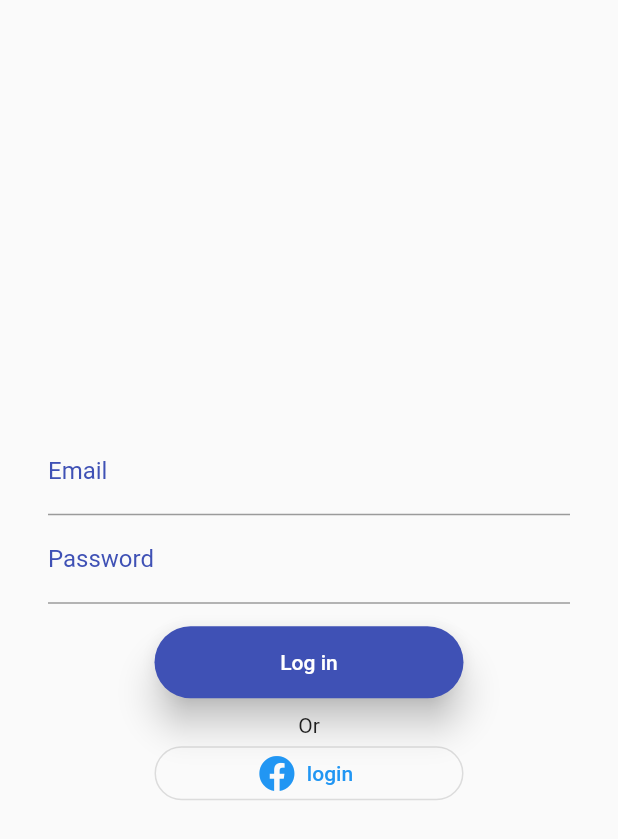
After one commit to DynamoUltima/Tabbar-Flutter, a Flutter app: the Intro screen opened directly, after a tap on "Log in", on a phone screen of 412 x 824 dp. The commit adds this screen. Shown: the top 839 px of the screen. Run offline on Flutter 3.47's test engine with Material 2 defaults, Android fonts, the phone set to English and light mode, and no system bars; our stand-ins replace bubble_tab_indicator, convert, firebase_auth, flutter_spinkit, font_awesome_flutter, shared_preferences; accounts and stored records are empty; generated files the repository leaves out were written again.

Commit message:
new auth screens designed

```diff
--- /dev/null
+++ b/lib/home/intro.dart
@@ -0,0 +1,78 @@
+import 'package:flutter/material.dart';
+import 'package:font_awesome_flutter/font_awesome_flutter.dart';
+import 'package:tabbar/home/log_in.dart';
+
+class Intro extends StatefulWidget {
+  @override
+  _IntroState createState() => _IntroState();
+}
+
+class _IntroState extends State<Intro> {
+  @override
+  Widget build(BuildContext context) {
+    var buttonIcon = Icon(FontAwesomeIcons.facebook);
+    var screenWidth = MediaQuery.of(context).size.width;
+    var screenHeight = MediaQuery.of(context).size.height;
+
+    return Scaffold(
+      body: Container(
+        alignment: Alignment.center,
+        child: Column(
+          mainAxisAlignment: MainAxisAlignment.center,
+          children: <Widget>[
+            Container(
+              height: 100,
+              decoration: BoxDecoration(
+                image: DecorationImage(
+                    image: AssetImage("assets/ic_launcher.png"),
+                    fit: BoxFit.contain),
+              ),
+            ),
+            SizedBox(height: 150),
+            SizedBox(
+              width: screenWidth * 0.5,
+              child: RaisedButton(
+                elevation: 10,
+                shape: RoundedRectangleBorder(
+                  borderRadius: new BorderRadius.circular(25.0),
+                ),
+                onPressed: () {
+                  Navigator.pushReplacement(
+                    context,
+                    MaterialPageRoute(
+                        builder: (BuildContext context) => LoginPage()),
+                  );
+                },
+                child: Padding(
+                  child: Text(
+                    "Log in",
+                  ),
+                  padding: const EdgeInsets.all(16.0),
+                ),
+                textColor: Colors.white,
+                color: Colors.indigo[900],
+              ),
+            ),
+            SizedBox(height: 20),
+            SizedBox(
+              width: screenWidth * 0.5,
+              child: OutlineButton(
+                shape: RoundedRectangleBorder(
+                  borderRadius: new BorderRadius.circular(25.0),
+                ),
+                onPressed: () {},
+                child: Padding(
+                  child: Text(
+                    "Sign up",
+                  ),
+                  padding: const EdgeInsets.all(16.0),
+                ),
+                textColor: Colors.grey,
+              ),
+            )
+          ],
+        ),
+      ),
+    );
+  }
+}
--- /dev/null
+++ b/lib/home/log_in.dart
@@ -0,0 +1,247 @@
+import 'dart:async';
+import 'dart:convert';
+import 'package:convert/convert.dart';
+import 'package:crypto/crypto.dart' as crypto;
+import 'package:flutter/material.dart';
+import 'package:font_awesome_flutter/font_awesome_flutter.dart';
+import 'package:shared_preferences/shared_preferences.dart';
+import 'package:tabbar/models/login/login_response.dart';
+import 'package:tabbar/services/services.dart';
+import 'package:tabbar/shared/constant.dart';
+
+import '../general_page.dart';
+
+class LoginPage extends StatefulWidget {
+  @override
+  _LoginPageState createState() => _LoginPageState();
+}
+
+class _LoginPageState extends State<LoginPage> {
+  String _password;
+
+  String _email;
+
+  final GlobalKey<FormState> _formKey = GlobalKey<FormState>();
+  final GlobalKey<ScaffoldState> _scaffoldKey = GlobalKey<ScaffoldState>();
+
+  var emailValid = RegExp(
+      r"^[a-zA-Z0-9.a-zA-Z0-9.!#$%&'*+-/=?^_`{|}~]+@[a-zA-Z0-9]+\.[a-zA-Z]+");
+
+  generateMd5(String data) {
+    var content = new Utf8Encoder().convert(data);
+    var md5 = crypto.sha512;
+    var digest = md5.convert(content);
+    return hex.encode(digest.bytes);
+  }
+
+  Future _checkLogin() async {
+    SharedPreferences pref = await SharedPreferences.getInstance();
+
+    print("_checkLogin called  MyHomePage");
+
+    if (pref.getBool("isLogin")) {
+      Navigator.push(context,
+          MaterialPageRoute(builder: (BuildContext context) => HomePage()));
+    }
+  }
+
+  Future<bool> _saveListName(List myStrings) async {
+    SharedPreferences preferences = await SharedPreferences.getInstance();
+
+    return await preferences.setStringList(user_list_key, myStrings);
+  }
+
+  Widget _buildEmail() {
+    return Padding(
+      child: TextFormField(
+        decoration:
+            TextInputDecoration.copyWith(labelText: 'Email', hintText: 'Email'),
+        onChanged: (val) {
+          setState(() {
+            _email = val;
+          });
+        },
+        validator: (val) {
+          if (val.isEmpty || !emailValid.hasMatch(val)) {
+            return "Enter Valid email";
+          }
+        },
+      ),
+      padding: EdgeInsets.symmetric(horizontal: 32.0),
+    );
+  }
+
+  Widget _buildPassword() {
+    return Padding(
+      child: TextFormField(
+        obscureText: true,
+        decoration: TextInputDecoration.copyWith(
+          labelText: 'Password',
+          hintText: 'Password',
+        ),
+        onChanged: (val) {
+          setState(() {
+            _password = val;
+          });
+        },
+        validator: (val) {
+          if (val.isEmpty) {
+            return "Enter Valid password";
+          }
+        },
+      ),
+      padding: EdgeInsets.symmetric(horizontal: 32.0),
+    );
+  }
+
+  Widget _loginButton(double screenWidth) {
+    return SizedBox(
+      width: screenWidth*0.5,
+          child: RaisedButton(
+        elevation: 10,
+        shape: RoundedRectangleBorder(
+          borderRadius: new BorderRadius.circular(25.0),
+        ),
+        onPressed: () async {
+          if (_formKey.currentState.validate()) {
+            postLogin(_email.trim(), generateMd5(_password.trim()))
+                .then(response)
+                .catchError(onError());
+          }
+        },
+        child: Padding(
+          child: Text(
+            "Log in",
+          ),
+          padding: const EdgeInsets.all(16.0),
+        ),
+        textColor: Colors.white,
+        color: Colors.indigo,
+      ),
+    );
+  }
+
+  onError() => print(onError);
+
+  Widget _loginWIthFaceBook(double screenWidth) {
+    return SizedBox(
+      width: screenWidth*0.5,
+          child: OutlineButton.icon(
+        shape: RoundedRectangleBorder(
+          borderRadius: new BorderRadius.circular(25.0),
+        ),
+        onPressed: () async {},
+        textColor: Colors.blue,
+         color: Colors.blueAccent,
+        icon: Icon(
+          FontAwesomeIcons.facebook,
+          color: Colors.blue,
+        ),
+        label: Text("login"),
+      ),
+    );
+  }
+
+  FutureOr<dynamic> response(response) async {
+    print(response.statusCode);
+
+    var loginMap = json.decode(response.body);
+    LoginResponse loginResponse = new LoginResponse();
+    setState(() {
+      loginResponse = LoginResponse.fromJson(loginMap);
+    });
+    print(loginResponse.toJson());
+    print(loginResponse.success);
+    if (loginResponse.success == 0) {
+      print(loginResponse.success);
+
+      print("--- status code being called -- false---");
+      SharedPreferences prefs = await SharedPreferences.getInstance();
+      prefs.setBool("isLogin", false);
+      SnackBar snackBar = SnackBar(
+        content: Text(
+          "Invalid Credentials",
+          style: TextStyle(color: Colors.white),
+        ),
+        backgroundColor: Colors.green,
+      );
+      _scaffoldKey.currentState.showSnackBar(snackBar);
+    }
+
+    List<String> myStrings = [
+      loginResponse.user.email,
+      loginResponse.user.location,
+      loginResponse.user.name,
+      loginResponse.user.phone,
+      loginResponse.user.home_reference,
+      //loginResponse.user_id;
+    ];
+
+    var loginId = loginResponse.user.phone;
+    print("--loginId--");
+    print(loginId);
+    _saveListName(myStrings);
+
+    if (response.statusCode == 200) {
+      print("--- status code being called---good ");
+      SharedPreferences mprefs = await SharedPreferences.getInstance();
+      mprefs.setBool("isLogin", true);
+      mprefs.setString("userName", loginResponse.user.name);
+
+      print(loginResponse.success);
+
+      Navigator.pushReplacement(
+        context,
+        MaterialPageRoute(
+          builder: (BuildContext context) => HomePage(),
+        ),
+      );
+      // Navigator.pop(context);
+    }
+  }
+
+  @override
+  void initState() {
+    super.initState();
+    //_checkLogin(); this should be  at the intro page instead
+  }
+
+  @override
+  Widget build(BuildContext context) {
+
+    var screenWidth = MediaQuery.of(context).size.width;
+
+
+    return Scaffold(
+      //backgroundColor: Colors.indigo,
+      key: _scaffoldKey,
+      body: Container(
+        alignment: Alignment.bottomCenter,
+        child: Form(
+          key: _formKey,
+          child: Column(
+            mainAxisAlignment: MainAxisAlignment.center,
+            children: <Widget>[
+              _buildEmail(),
+              _buildPassword(),
+              SizedBox(
+                height: 15,
+              ),
+              _loginButton(screenWidth),
+              SizedBox(
+                height: 10,
+              ),
+              Text(
+                "Or",
+                style: TextStyle(
+                 // color: Colors.white,
+                ),
+              ),
+              _loginWIthFaceBook(screenWidth)
+            ],
+          ),
+        ),
+      ),
+    );
+  }
+}
--- a/lib/pages/signup.dart
+++ b/lib/pages/signup.dart
@@ -13,11 +13,11 @@ class widgetSignUp extends StatefulWidget {
 class _widgetSignUpState extends State<widgetSignUp> {
   final TextEditingController _emailController = TextEditingController();
 
-  TextEditingController _password = TextEditingController();
+  TextEditingController _password     = TextEditingController();
 
-  TextEditingController _phoneNumber = TextEditingController();
+  TextEditingController _phoneNumber   = TextEditingController();
 
-  TextEditingController _username = TextEditingController();
+  TextEditingController _username     = TextEditingController();
 
   String _selectedLocation;
   String user_list_key = "list_key";
--- /dev/null
+++ b/lib/shared/constant.dart
@@ -0,0 +1,8 @@
+import 'package:flutter/material.dart';
+
+const TextInputDecoration = InputDecoration(
+  // border: InputBorder.none,
+  labelStyle: TextStyle(color:Colors.indigo)
+
+);
+const user_list_key = "list_key";
--- a/pubspec.yaml
+++ b/pubspec.yaml
@@ -38,6 +38,7 @@ dependencies:
   # firebase_core: ^0.4.1+3
   firebase_auth: ^0.14.0+5
   cloud_firestore: ^0.12.9+4
+  flutter_spinkit: ^4.1.2
   # cloud_firestore: ^0.12.9+5
 
 
```
Also changed, not shown: lib/main.dart (+8 -5 lines), lib/pages/home_page.dart (+1 -8 lines), lib/shared/loading.dart (added, +15 -0 lines), lib/home/sign_in.dart (added), pubspec.lock.
